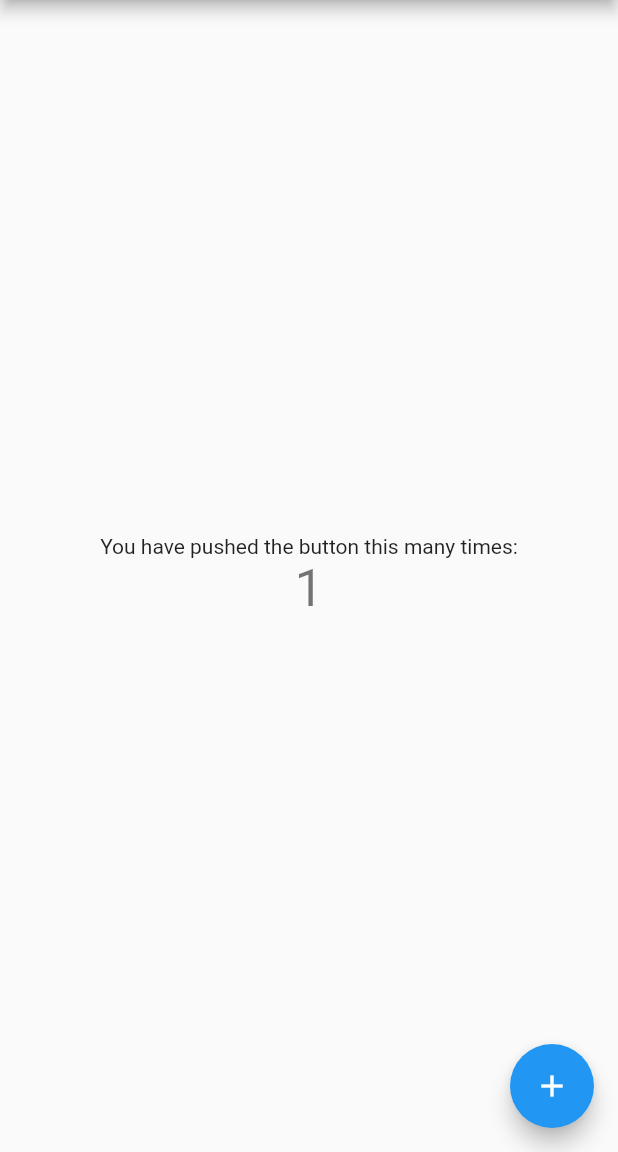
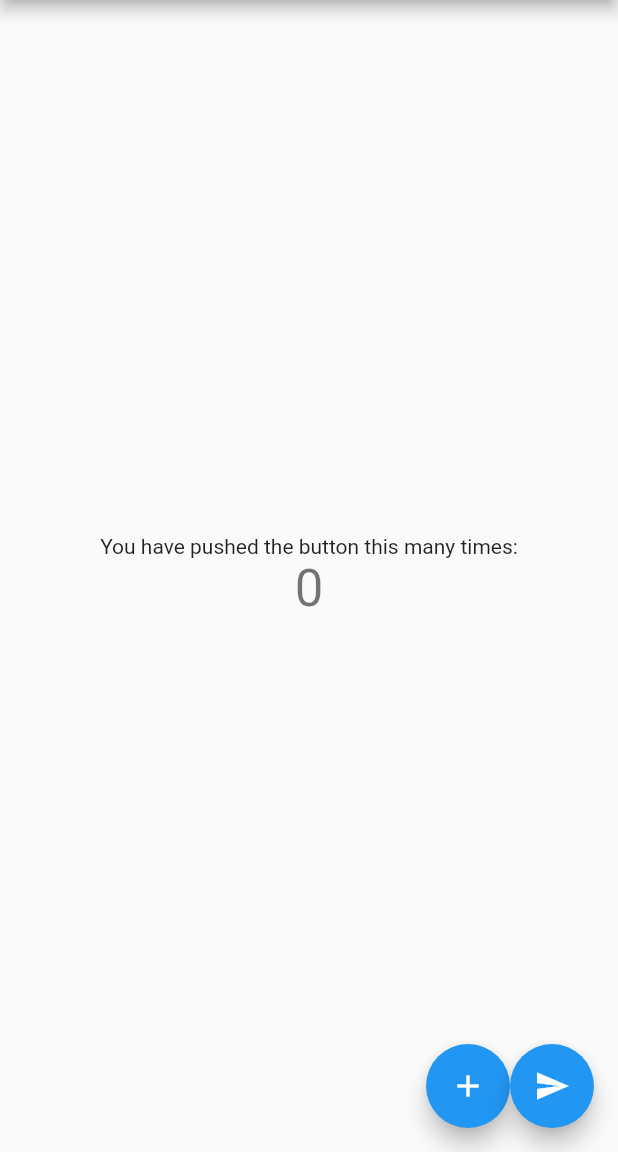
Before and after one commit to ggcsriram/isolates_example, a Flutter app: the screen it shows after launch, after a tap on the "add" icon, on a phone screen of 412 x 824 dp, the part 84-1236 px from its top. Run offline on Flutter 3.47's test engine with Material 2 defaults, Android fonts, the phone set to English and light mode, and no system bars.

```diff
--- /dev/null
+++ b/lib/isolates_dir/isolate_file.dart
@@ -0,0 +1,54 @@
+import 'dart:async';
+import 'dart:isolate';
+
+class Worker
+{
+  SendPort _sendPort;
+  Isolate _isolate;
+  final isIsolateReady =Completer<void>();
+
+Worker()
+{
+  init();
+
+}
+Future<void> get isReady=>isIsolateReady.future;
+  Future<void> init()async{
+      ReceivePort receivePort=ReceivePort();
+      receivePort.listen(_handleMessage);
+      _isolate =await Isolate.spawn(newIsolate,receivePort.sendPort);
+
+  }
+  _handleMessage(dynamic message){
+    if(message is SendPort)
+    {
+      _sendPort=message;
+      isIsolateReady.complete();
+
+    }
+    else if(message is String)
+    {
+      print ('message Recieved from new Isolate');
+    }
+
+  }
+
+  sendMessageToNewIsolate()async {
+    _sendPort.send('hello from main Isolate');
+  }
+
+static newIsolate(dynamic sendPort){
+var newIPort=ReceivePort();
+sendPort.send(newIPort.sendPort);
+
+newIPort.listen((dynamic message){
+  print('message Recieved from main isolate');
+  sendPort.send('message to mainIsolate');
+});
+
+}
+void dispose()
+{
+  _isolate.kill();
+}
+}
--- a/lib/main.dart
+++ b/lib/main.dart
@@ -1,23 +1,18 @@
 import 'package:flutter/material.dart';
+import 'package:isolates_example/isolates_dir/isolate_file.dart';
 
-void main() => runApp(MyApp());
+void main() {
+
+  runApp(MyApp());}
 
 class MyApp extends StatelessWidget {
-  // This widget is the root of your application.
+
   @override
   Widget build(BuildContext context) {
     return MaterialApp(
       title: 'Flutter Demo',
       theme: ThemeData(
-        // This is the theme of your application.
-        //
-        // Try running your application with "flutter run". You'll see the
-        // application has a blue toolbar. Then, without quitting the app, try
-        // changing the primarySwatch below to Colors.green and then invoke
-        // "hot reload" (press "r" in the console where you ran "flutter run",
-        // or simply save your changes to "hot reload" in a Flutter IDE).
-        // Notice that the counter didn't reset back to zero; the application
-        // is not restarted.
+
         primarySwatch: Colors.blue,
       ),
       home: MyHomePage(title: 'Flutter Demo Home Page'),
@@ -28,14 +23,7 @@ class MyApp extends StatelessWidget {
 class MyHomePage extends StatefulWidget {
   MyHomePage({Key key, this.title}) : super(key: key);
 
-  // This widget is the home page of your application. It is stateful, meaning
-  // that it has a State object (defined below) that contains fields that affect
-  // how it looks.
 
-  // This class is the configuration for the state. It holds the values (in this
-  // case the title) provided by the parent (in this case the App widget) and
-  // used by the build method of the State. Fields in a Widget subclass are
-  // always marked "final".
 
   final String title;
 
@@ -45,16 +33,14 @@ class MyHomePage extends StatefulWidget {
 
 class _MyHomePageState extends State<MyHomePage> {
   int _counter = 0;
+var worker;
+  void _incrementCounter() async{
+ worker= Worker();
+  await worker.isReady;
+  }
 
-  void _incrementCounter() {
-    setState(() {
-      // This call to setState tells the Flutter framework that something has
-      // changed in this State, which causes it to rerun the build method below
-      // so that the display can reflect the updated values. If we changed
-      // _counter without calling setState(), then the build method would not be
-      // called again, and so nothing would appear to happen.
-      _counter++;
-    });
+  void _sendMessage(){
+    worker.sendMessageToNewIsolate();
   }
 
   @override
@@ -101,10 +87,19 @@ class _MyHomePageState extends State<MyHomePage> {
           ],
         ),
       ),
-      floatingActionButton: FloatingActionButton(
-        onPressed: _incrementCounter,
-        tooltip: 'Increment',
-        child: Icon(Icons.add),
+      floatingActionButton: Wrap(
+        children: <Widget>[
+          FloatingActionButton(
+            onPressed: _incrementCounter,
+            tooltip: 'Increment',
+            child: Icon(Icons.add),
+          ),
+            FloatingActionButton(
+            onPressed: _sendMessage,
+            tooltip: 'Increment',
+            child: Icon(Icons.send),
+          ),
+        ],
       ), // This trailing comma makes auto-formatting nicer for build methods.
     );
   }
```
